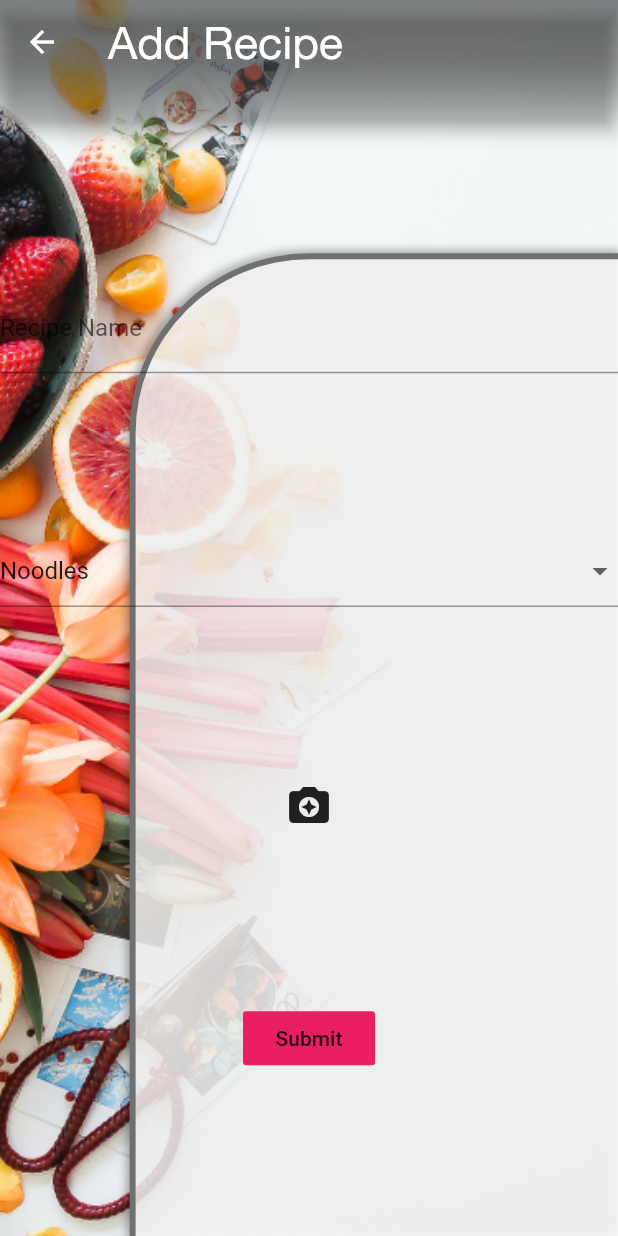
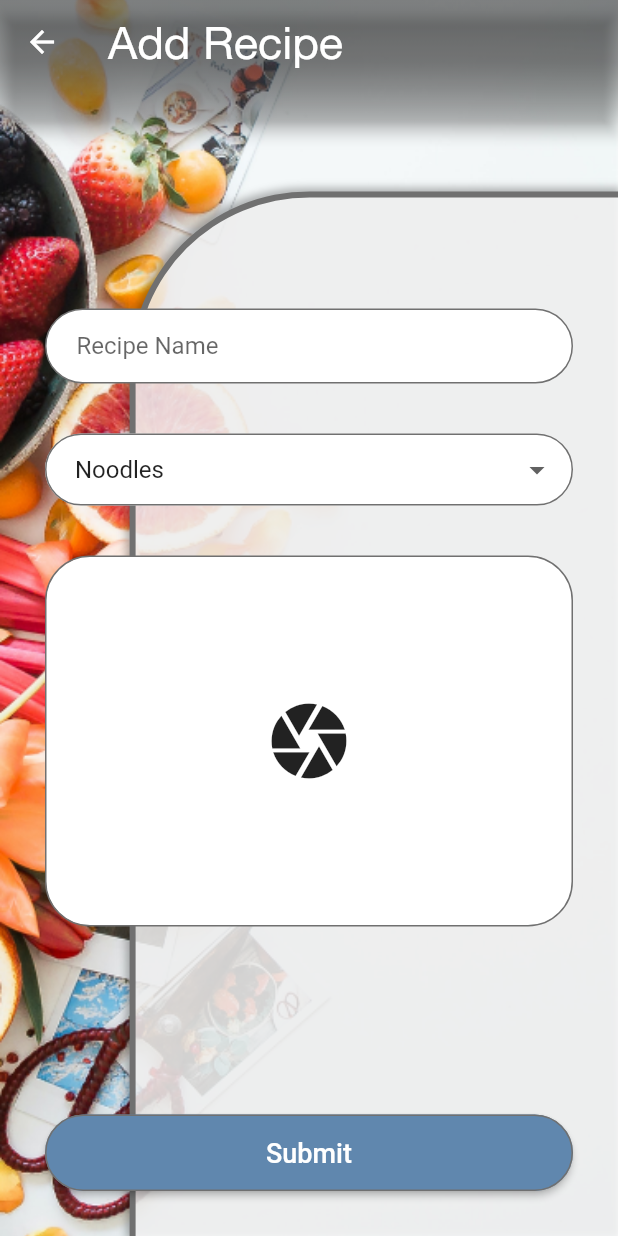
Before and after one commit to mt-tadayon/save_recipe, a Flutter app: the screen it shows after launch, after a tap on the "add circle" icon, on a phone screen of 412 x 824 dp. Run offline on Flutter 3.47's test engine with Material 2 defaults, Android fonts, the light colour scheme and no system bars; our stand-ins replace image_picker; network calls fail.

Commit message:
updated to part 3 with theme

```diff
--- a/lib/constant.dart
+++ b/lib/constant.dart
@@ -15,3 +15,5 @@ const kBoxShadow = const BoxShadow(
 );
 
 const kBorderColor = const Color(0xFF707070);
+const kWhite = const Color(0xffffffff);
+const kPrimaryButtonColor = const Color(0xff6087AE);
--- a/lib/main.dart
+++ b/lib/main.dart
@@ -2,6 +2,7 @@ import 'package:flutter/material.dart';
 import 'package:provider/provider.dart';
 import 'package:saverecipe/provider/app_provider.dart';
 import 'package:saverecipe/screen/dashboard_screen.dart';
+import 'package:saverecipe/theme.dart';
 
 void main() {
   runApp(MyApp());
@@ -14,10 +15,7 @@ class MyApp extends StatelessWidget {
     return MaterialApp(
       debugShowCheckedModeBanner: false,
       title: 'Flutter Demo',
-      theme: ThemeData(
-        primarySwatch: Colors.blue,
-        visualDensity: VisualDensity.adaptivePlatformDensity,
-      ),
+      theme: CustomTheme().light,
       home: ChangeNotifierProvider(
         create: (context) => AppProvider(),
         child: DashboardScreen(),
--- a/lib/screen/add_recipe_screen.dart
+++ b/lib/screen/add_recipe_screen.dart
@@ -46,7 +46,7 @@ class _AddRecipeScreenState extends State<AddRecipeScreen> {
                     bottom: -4,
                     right: -4,
                     child: Container(
-                      height: MediaQuery.of(context).size.height * 0.8,
+                      height: MediaQuery.of(context).size.height * 0.85,
                       width: MediaQuery.of(context).size.width * 0.8,
                       decoration: BoxDecoration(
                         border: Border.all(
@@ -61,21 +61,56 @@ class _AddRecipeScreenState extends State<AddRecipeScreen> {
                       ),
                     ),
                   ),
-                  Form(
+                  Padding(
+                    padding: EdgeInsets.only(
+                      left: 30.0,
+                      right: 30,
+                      bottom: 30,
+                      top: MediaQuery.of(context).size.height * 0.15,
+                    ),
+                    child: Form(
                       key: _formKey,
                       child: Column(
-                      mainAxisAlignment: MainAxisAlignment.spaceEvenly,
+                        crossAxisAlignment: CrossAxisAlignment.stretch,
                         children: [
-                        TextFormField(
-                          decoration: InputDecoration(labelText: 'Recipe Name'),
+                          SizedBox(
+                            height: MediaQuery.of(context).size.height * 0.5,
+                            child: Column(
+                              mainAxisAlignment: MainAxisAlignment.spaceBetween,
+                              children: [
+                                Container(
+                                  child: TextFormField(
+                                    decoration: InputDecoration.collapsed(
+                                      hintText: 'Recipe Name',
+                                    ),
+                                  ),
+                                  decoration: BoxDecoration(
+                                      color: kWhite,
+                                      borderRadius: BorderRadius.circular(25),
+                                      border: Border.all(color: kBorderColor)),
+                                  height: 50,
+                                  alignment: Alignment.center,
+                                  padding: EdgeInsets.only(left: 20),
                                 ),
                                 Consumer<AppProvider>(
                                     builder: (context, appProvider, child) {
                                   return DropdownButtonFormField(
+                                    decoration: InputDecoration(
+                                      enabledBorder: OutlineInputBorder(
+                                          borderRadius:
+                                              BorderRadius.circular(50),
+                                          borderSide:
+                                              BorderSide(color: kBorderColor)),
+                                      contentPadding:
+                                          EdgeInsets.symmetric(horizontal: 20),
+                                      filled: true,
+                                      fillColor: kWhite,
+                                    ),
                                     value: dropdownValue,
                                     items: appProvider.categories
                                         .map(
-                                  (category) => DropdownMenuItem<String>(
+                                          (category) =>
+                                              DropdownMenuItem<String>(
                                             value: category.name,
                                             child: Text(category.name),
                                           ),
@@ -88,25 +123,50 @@ class _AddRecipeScreenState extends State<AddRecipeScreen> {
                                     },
                                   );
                                 }),
-                        _image == null
+                                Container(
+                                    height: MediaQuery.of(context).size.height * 0.30,
+                                    width: double.infinity,
+                                    decoration: BoxDecoration(
+                                      color: kWhite,
+                                      borderRadius: BorderRadius.circular(30),
+                                      border: Border.all(
+                                        color: kBorderColor,
+                                      ),
+                                    ),
+                                    child: _image == null
                                         ? IconButton(
                                             icon: Icon(
-                                  Icons.camera_enhance,
-                                  size: 32.0,
+                                              Icons.camera,
+                                              size: 60.0,
                                             ),
                                             onPressed: () async {
-                                  _image = await ImagePicker.pickImage(
-                                      source: ImageSource.gallery);
+                                              _image =
+                                                  await ImagePicker.pickImage(
+                                                      source:
+                                                          ImageSource.gallery);
                                               setState(() {});
                                             },
                                           )
-                            : Image.file(_image),
-                        FlatButton(
-                          color: Colors.pink,
-                          child: Text('Submit'),
+                                        : Image.file(_image)),
+                              ],
+                            ),
+                          ),
+                          Spacer(),
+                          RaisedButton(
+                            padding: EdgeInsets.all(15),
+                            shape: RoundedRectangleBorder(
+                              borderRadius: BorderRadius.circular(30.0),
+                              side: BorderSide(color: kBorderColor),
+                            ),
+                            child: Text(
+                              'Submit',
+                              style: TextStyle(color: kWhite, fontSize: 18),
+                            ),
+                            color: Theme.of(context).buttonColor,
                             onPressed: () {},
                           )
                         ],
+                      ),
                     ),
                   )
                 ],
--- /dev/null
+++ b/lib/theme.dart
@@ -0,0 +1,8 @@
+import 'package:flutter/material.dart';
+import 'package:saverecipe/constant.dart';
+
+class CustomTheme {
+  var light = ThemeData.light().copyWith(
+    buttonColor: kPrimaryButtonColor,
+  );
+}
```
Also changed, not shown: 2 other files. Lines whose indentation alone changed are shown as unchanged.
